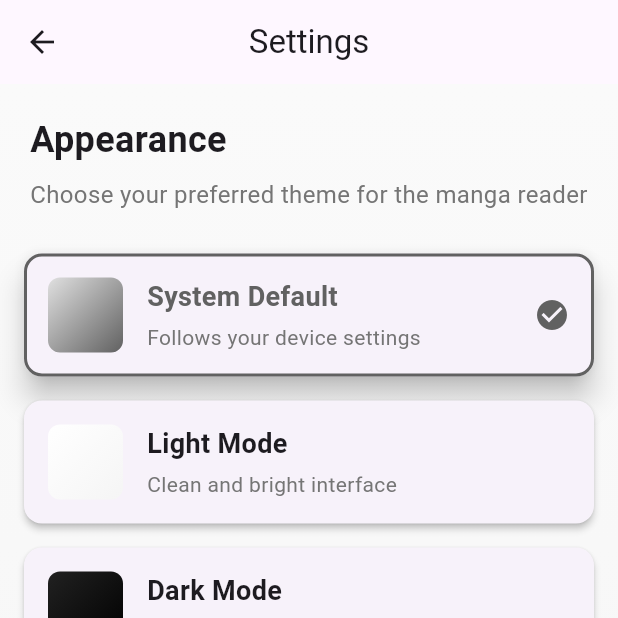
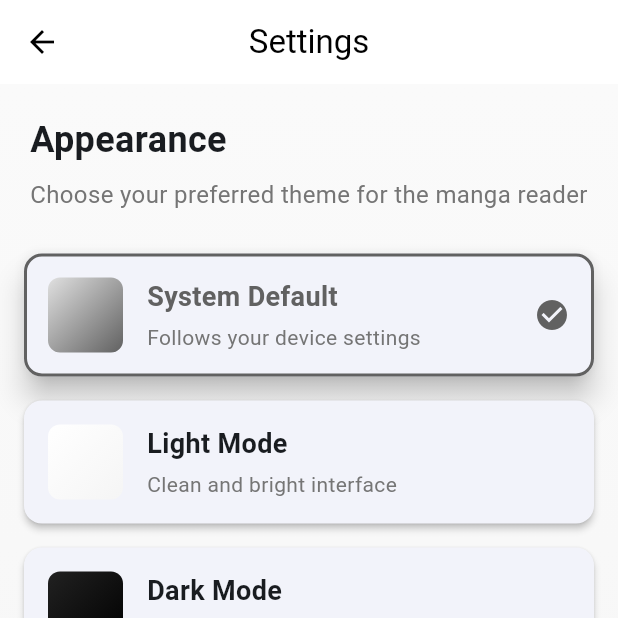
Before and after one commit to aarontrini1/manga_list, a Flutter app: the screen it shows after launch, after a tap on the "settings" icon, on a phone screen of 412 x 824 dp, the top half of it. Run offline on Flutter 3.47's test engine with Material 3 defaults, Android fonts, the phone set to English and light mode, and no system bars; our stand-ins replace shared_preferences; missing offline and left inert: syncfusion_flutter_pdfviewer.

Commit message:
themes and manga art

```diff
--- a/lib/main.dart
+++ b/lib/main.dart
@@ -1,8 +1,10 @@
 import 'package:flutter/material.dart';
 import 'package:flutter/services.dart';
+import 'package:provider/provider.dart';
 import 'package:manga_list/mangas/solo_leveling_manhwa.dart';
 import 'package:manga_list/pages/home.dart';
 import 'package:manga_list/pages/settings.dart';
+import 'package:manga_list/utils/thememanager.dart';
 
 void main() {
   runApp(const MyApp());
@@ -15,18 +17,25 @@ class MyApp extends StatefulWidget {
   final Widget? tester;
 
   @override
-  State<MyApp> createState() => _MyHomePageState();
+  State<MyApp> createState() => _MyAppState();
 }
 
-class _MyHomePageState extends State<MyApp> {
+class _MyAppState extends State<MyApp> {
   @override
   Widget build(BuildContext context) {
     SystemChrome.setPreferredOrientations([
       DeviceOrientation.portraitUp,
       DeviceOrientation.portraitDown,
     ]);
+
+    return ChangeNotifierProvider(
+      create: (context) => ThemeManager(),
+      child: Consumer<ThemeManager>(
+        builder: (context, themeManager, child) {
           return MaterialApp(
             title: "MangaList",
+            theme: themeManager.getThemeData(context),
+            themeMode: themeManager.themeMode,
             onGenerateRoute: (settings) {
               Widget page;
               switch (settings.name) {
@@ -38,17 +47,20 @@ class _MyHomePageState extends State<MyApp> {
                   break;
                 // Mangas
                 case "soloLevelingManhwa":
-            page = SoloLevelingManhwa();
+                  page = const SoloLevelingManhwa();
                   break;
                 default:
                   throw Exception("Unknown route used: ${settings.name}");
               }
 
-        return MaterialPageRoute(builder: (context) => page, settings:settings);
+              return MaterialPageRoute(builder: (context) => page, settings: settings);
             },
             navigatorObservers: widget.observer != null ? [widget.observer!] : [],
             home: widget.tester,
             initialRoute: widget.tester == null ? 'home' : null,
           );
+        },
+      ),
+    );
   }
 }
--- a/lib/mangas/solo_leveling_manhwa.dart
+++ b/lib/mangas/solo_leveling_manhwa.dart
@@ -30,22 +30,16 @@ class SoloLevelingManhwa extends StatelessWidget {
 
   @override
   Widget build(BuildContext context) {
+    final theme = Theme.of(context);
+    final colorScheme = theme.colorScheme;
+
     return Scaffold(
       appBar: AppBar(
         title: const Text('Solo Leveling'),
         centerTitle: true,
       ),
       body: Container(
-        decoration: BoxDecoration(
-          gradient: LinearGradient(
-            begin: Alignment.topCenter,
-            end: Alignment.bottomCenter,
-            colors: [
-              Colors.blue.shade100,
-              Colors.blue.shade900,
-            ],
-          ),
-        ),
+        color: colorScheme.surface,
         child: SafeArea(
           child: Padding(
             padding: const EdgeInsets.all(20),
@@ -56,32 +50,32 @@ class SoloLevelingManhwa extends StatelessWidget {
                   height: 300,
                   decoration: BoxDecoration(
                     borderRadius: BorderRadius.circular(15),
-                    color: Colors.white.withOpacity(0.1),
+                    color: colorScheme.onSurface.withOpacity(0.1),
                   ),
-                  child: const Center(
+                  child: Center(
                     child: Column(
                       mainAxisAlignment: MainAxisAlignment.center,
                       children: [
                         Icon(
                           Icons.menu_book,
                           size: 100,
-                          color: Colors.white,
+                          color: colorScheme.onSurface,
                         ),
-                        SizedBox(height: 20),
+                        const SizedBox(height: 20),
                         Text(
                           'Solo Leveling',
                           style: TextStyle(
                             fontSize: 32,
                             fontWeight: FontWeight.bold,
-                            color: Colors.white,
+                            color: colorScheme.onSurface,
                           ),
                         ),
-                        SizedBox(height: 10),
+                        const SizedBox(height: 10),
                         Text(
                           'Manhwa Series',
                           style: TextStyle(
                             fontSize: 18,
-                            color: Colors.white70,
+                            color: colorScheme.onSurface.withOpacity(0.7),
                           ),
                         ),
                       ],
@@ -94,8 +88,8 @@ class SoloLevelingManhwa extends StatelessWidget {
                 ElevatedButton(
                   onPressed: () => _navigateToPDFViewer(context),
                   style: ElevatedButton.styleFrom(
-                    backgroundColor: Colors.white,
-                    foregroundColor: Colors.blue.shade800,
+                    backgroundColor: colorScheme.surface,
+                    foregroundColor: colorScheme.primary,
                     shape: RoundedRectangleBorder(
                       borderRadius: BorderRadius.circular(15),
                     ),
@@ -117,7 +111,7 @@ class SoloLevelingManhwa extends StatelessWidget {
                 Text(
                   'Continue where you left off or start from the beginning',
                   style: TextStyle(
-                    color: Colors.white70,
+                    color: colorScheme.onSurface.withOpacity(0.7),
                     fontSize: 14,
                   ),
                   textAlign: TextAlign.center,
--- a/lib/pages/home.dart
+++ b/lib/pages/home.dart
@@ -18,25 +18,12 @@ class HomePage extends StatelessWidget {
   }
 
   Widget _buildHomePage(BuildContext context) {
-    return Stack(
-      children: [
-        // Gradient background
-        Container(
-          decoration: BoxDecoration(
-            gradient: LinearGradient(
-              begin: Alignment.topCenter,
-              end: Alignment.bottomCenter,
-              colors: [
-                // Light colour on top and dark on bottom
-                Colors.green.shade100,
-                const Color.fromARGB(255, 6, 132, 14),
-              ],
-            ),
-          ),
-        ),
-        // Main content
-        Center(
-          child: SafeArea(
+    final theme = Theme.of(context);
+    final colorScheme = theme.colorScheme;
+
+    return Scaffold(
+      backgroundColor: colorScheme.surface,
+      body: SafeArea(
         child: Padding(
           padding: const EdgeInsets.all(20),
           child: Column(
@@ -48,6 +35,7 @@ class HomePage extends StatelessWidget {
                   fontSize: 32,
                   fontWeight: FontWeight.bold,
                   letterSpacing: 1,
+                  color: colorScheme.onSurface,
                 ),
               ),
               const SizedBox(height: 40),
@@ -55,26 +43,18 @@ class HomePage extends StatelessWidget {
                 title: 'Solo Leveling',
                 mangaKey: 'soloLeveling',
                 onPressed: () => {_navigateToSL(context)},
+                imagePath: 'assets/soloLeveling_manhwa_art.jpeg',
               ),
             ],
           ),
         ),
       ),
-        ),
-
-        Positioned(
-          bottom: 20,
-          right: 20,
-          child: SafeArea(
-            child: FloatingActionButton(
+      floatingActionButton: FloatingActionButton(
         onPressed: () => _navigateToSettings(context),
-              backgroundColor: Colors.white.withOpacity(0.9),
-              foregroundColor: const Color.fromARGB(255, 6, 132, 14),
+        backgroundColor: colorScheme.primary,
+        foregroundColor: colorScheme.onPrimary,
         child: const Icon(Icons.settings),
       ),
-          ),
-        ),
-      ],
     );
   }
 }
--- a/lib/pages/settings.dart
+++ b/lib/pages/settings.dart
@@ -1,14 +1,6 @@
 import 'package:flutter/material.dart';
-import 'package:shared_preferences/shared_preferences.dart';
-
-enum AppTheme {
-  system,
-  light,
-  dark,
-  mangaGreen,
-  mangaBlue,
-  mangaPurple,
-}
+import 'package:provider/provider.dart';
+import 'package:manga_list/utils/thememanager.dart';
 
 class SettingsPage extends StatefulWidget {
   const SettingsPage({super.key});
@@ -18,93 +10,104 @@ class SettingsPage extends StatefulWidget {
 }
 
 class _SettingsPageState extends State<SettingsPage> {
-  AppTheme _selectedTheme = AppTheme.system;
+  @override
+  Widget build(BuildContext context) {
+    return Consumer<ThemeManager>(
+      builder: (context, themeManager, child) {
+        return Scaffold(
+          appBar: AppBar(
+            title: const Text('Settings'),
+            centerTitle: true,
+            elevation: 0,
+          ),
+          body: Container(
+            decoration: BoxDecoration(
+              gradient: LinearGradient(
+                begin: Alignment.topCenter,
+                end: Alignment.bottomCenter,
+                colors: [
+                  Colors.grey.shade50,
+                  Colors.grey.shade100,
+                ],
+              ),
+            ),
+            child: SafeArea(
+              child: Column(
+                crossAxisAlignment: CrossAxisAlignment.start,
+                children: [
+                  // Header section
+                  Padding(
+                    padding: const EdgeInsets.all(20),
+                    child: Column(
+                      crossAxisAlignment: CrossAxisAlignment.start,
+                      children: [
+                        const Text(
+                          'Appearance',
+                          style: TextStyle(
+                            fontSize: 24,
+                            fontWeight: FontWeight.bold,
+                          ),
+                        ),
+                        const SizedBox(height: 8),
+                        Text(
+                          'Choose your preferred theme for the manga reader',
+                          style: TextStyle(
+                            fontSize: 16,
+                            color: Colors.grey.shade600,
+                          ),
+                        ),
+                      ],
+                    ),
+                  ),
 
-  @override
-  void initState() {
-    super.initState();
-    _loadThemePreference();
+                  // Theme options
+                  Expanded(
+                    child: ListView(
+                      children: AppTheme.values
+                          .map((theme) => _buildThemeOption(theme, themeManager))
+                          .toList(),
+                    ),
+                  ),
+
+                  // Footer info
+                  Container(
+                    padding: const EdgeInsets.all(20),
+                    child: Card(
+                      child: Padding(
+                        padding: const EdgeInsets.all(16),
+                        child: Row(
+                          children: [
+                            Icon(
+                              Icons.info_outline,
+                              color: Colors.blue.shade600,
+                            ),
+                            const SizedBox(width: 12),
+                            Expanded(
+                              child: Text(
+                                'Theme changes will be applied immediately and saved for future sessions.',
+                                style: TextStyle(
+                                  fontSize: 14,
+                                  color: Colors.grey.shade700,
+                                ),
+                              ),
+                            ),
+                          ],
+                        ),
+                      ),
+                    ),
+                  ),
+                ],
+              ),
+            ),
+          ),
+        );
+      },
+    );
   }
 
-  Future<void> _loadThemePreference() async {
-    final SharedPreferences prefs = await SharedPreferences.getInstance();
-    final String? themeString = prefs.getString('app_theme');
-    if (themeString != null) {
-      setState(() {
-        _selectedTheme = AppTheme.values.firstWhere(
-          (theme) => theme.toString() == themeString,
-          orElse: () => AppTheme.system,
-        );
-      });
-    }
-  }
-
-  Future<void> _saveThemePreference(AppTheme theme) async {
-    final SharedPreferences prefs = await SharedPreferences.getInstance();
-    await prefs.setString('app_theme', theme.toString());
-    setState(() {
-      _selectedTheme = theme;
-    });
-
-    // Here you would typically notify your app's theme provider
-    // For now, we'll just print the selection
-    print('Theme changed to: ${theme.name}');
-  }
-
-  String _getThemeDisplayName(AppTheme theme) {
-    switch (theme) {
-      case AppTheme.system:
-        return 'System Default';
-      case AppTheme.light:
-        return 'Light Mode';
-      case AppTheme.dark:
-        return 'Dark Mode';
-      case AppTheme.mangaGreen:
-        return 'Manga Green';
-      case AppTheme.mangaBlue:
-        return 'Manga Blue';
-      case AppTheme.mangaPurple:
-        return 'Manga Purple';
-    }
-  }
-
-  String _getThemeDescription(AppTheme theme) {
-    switch (theme) {
-      case AppTheme.system:
-        return 'Follows your device settings';
-      case AppTheme.light:
-        return 'Clean and bright interface';
-      case AppTheme.dark:
-        return 'Easy on the eyes for night reading';
-      case AppTheme.mangaGreen:
-        return 'Classic manga reader green';
-      case AppTheme.mangaBlue:
-        return 'Ocean-inspired blue theme';
-      case AppTheme.mangaPurple:
-        return 'Royal purple manga theme';
-    }
-  }
-
-  List<Color> _getThemeColors(AppTheme theme) {
-    switch (theme) {
-      case AppTheme.system:
-        return [Colors.grey.shade300, Colors.grey.shade700];
-      case AppTheme.light:
-        return [Colors.white, Colors.grey.shade100];
-      case AppTheme.dark:
-        return [Colors.grey.shade900, Colors.black];
-      case AppTheme.mangaGreen:
-        return [Colors.green.shade100, const Color.fromARGB(255, 6, 132, 14)];
-      case AppTheme.mangaBlue:
-        return [Colors.blue.shade100, const Color.fromARGB(255, 6, 90, 132)];
-      case AppTheme.mangaPurple:
-        return [Colors.purple.shade100, const Color.fromARGB(255, 90, 6, 132)];
-    }
-  }
-
-  Widget _buildThemeOption(AppTheme theme) {
+  Widget _buildThemeOption(AppTheme theme, ThemeManager themeManager) {
     final colors = _getThemeColors(theme);
-    final isSelected = _selectedTheme == theme;
+    final isSelected = themeManager.currentTheme == theme;
 
     return Card(
       elevation: isSelected ? 8 : 2,
@@ -117,7 +120,7 @@ class _SettingsPageState extends State<SettingsPage> {
       ),
       child: InkWell(
         borderRadius: BorderRadius.circular(12),
-        onTap: () => _saveThemePreference(theme),
+        onTap: () => themeManager.setTheme(theme),
         child: Padding(
           padding: const EdgeInsets.all(16),
           child: Row(
@@ -174,94 +177,54 @@ class _SettingsPageState extends State<SettingsPage> {
     );
   }
 
-  @override
-  Widget build(BuildContext context) {
-    return Scaffold(
-      appBar: AppBar(
-        title: const Text('Settings'),
-        centerTitle: true,
-        elevation: 0,
-      ),
-      body: Container(
-        decoration: BoxDecoration(
-          gradient: LinearGradient(
-            begin: Alignment.topCenter,
-            end: Alignment.bottomCenter,
-            colors: [
-              Colors.grey.shade50,
-              Colors.grey.shade100,
-            ],
-          ),
-        ),
-        child: SafeArea(
-          child: Column(
-            crossAxisAlignment: CrossAxisAlignment.start,
-            children: [
-              // Header section
-              Padding(
-                padding: const EdgeInsets.all(20),
-                child: Column(
-                  crossAxisAlignment: CrossAxisAlignment.start,
-                  children: [
-                    const Text(
-                      'Appearance',
-                      style: TextStyle(
-                        fontSize: 24,
-                        fontWeight: FontWeight.bold,
-                      ),
-                    ),
-                    const SizedBox(height: 8),
-                    Text(
-                      'Choose your preferred theme for the manga reader',
-                      style: TextStyle(
-                        fontSize: 16,
-                        color: Colors.grey.shade600,
-                      ),
-                    ),
-                  ],
-                ),
-              ),
+  String _getThemeDisplayName(AppTheme theme) {
+    switch (theme) {
+      case AppTheme.system:
+        return 'System Default';
+      case AppTheme.light:
+        return 'Light Mode';
+      case AppTheme.dark:
+        return 'Dark Mode';
+      case AppTheme.mangaGreen:
+        return 'Manga Green';
+      case AppTheme.mangaBlue:
+        return 'Manga Blue';
+      case AppTheme.mangaPurple:
+        return 'Manga Purple';
+    }
+  }
 
-              // Theme options
-              Expanded(
-                child: ListView(
-                  children: AppTheme.values
-                      .map((theme) => _buildThemeOption(theme))
-                      .toList(),
-                ),
-              ),
+  String _getThemeDescription(AppTheme theme) {
+    switch (theme) {
+      case AppTheme.system:
+        return 'Follows your device settings';
+      case AppTheme.light:
+        return 'Clean and bright interface';
+      case AppTheme.dark:
+        return 'Easy on the eyes for night reading';
+      case AppTheme.mangaGreen:
+        return 'Classic manga reader green';
+      case AppTheme.mangaBlue:
+        return 'Ocean-inspired blue theme';
+      case AppTheme.mangaPurple:
+        return 'Royal purple manga theme';
+    }
+  }
 
-              // Footer info
-              Container(
-                padding: const EdgeInsets.all(20),
-                child: Card(
-                  child: Padding(
-                    padding: const EdgeInsets.all(16),
-                    child: Row(
-                      children: [
-                        Icon(
-                          Icons.info_outline,
-                          color: Colors.blue.shade600,
-                        ),
-                        const SizedBox(width: 12),
-                        Expanded(
-                          child: Text(
-                            'Theme changes will be applied immediately and saved for future sessions.',
-                            style: TextStyle(
-                              fontSize: 14,
-                              color: Colors.grey.shade700,
-                            ),
-                          ),
-                        ),
-                      ],
-                    ),
-                  ),
-                ),
-              ),
-            ],
-          ),
-        ),
-      ),
-    );
+  List<Color> _getThemeColors(AppTheme theme) {
+    switch (theme) {
+      case AppTheme.system:
+        return [Colors.grey.shade300, Colors.grey.shade700];
+      case AppTheme.light:
+        return [Colors.white, Colors.grey.shade100];
+      case AppTheme.dark:
+        return [Colors.grey.shade900, Colors.black];
+      case AppTheme.mangaGreen:
+        return [Colors.green.shade100, const Color.fromARGB(255, 6, 132, 14)];
+      case AppTheme.mangaBlue:
+        return [Colors.blue.shade100, const Color.fromARGB(255, 6, 90, 132)];
+      case AppTheme.mangaPurple:
+        return [Colors.purple.shade100, const Color.fromARGB(255, 90, 6, 132)];
+    }
   }
 }
--- a/lib/utils/thememanager.dart
+++ b/lib/utils/thememanager.dart
@@ -115,7 +115,7 @@ class ThemeManager extends ChangeNotifier {
   ThemeData getThemeData(BuildContext context) {
     switch (_currentTheme) {
       case AppTheme.system:
-        return Theme.of(context).brightness == Brightness.dark
+        return MediaQuery.of(context).platformBrightness == Brightness.dark
           ? darkTheme
           : lightTheme;
       case AppTheme.light:
--- a/lib/widgets/manga_button.dart
+++ b/lib/widgets/manga_button.dart
@@ -20,6 +20,9 @@ class MangaButton extends StatelessWidget {
 
   @override
   Widget build(BuildContext context) {
+    final theme = Theme.of(context);
+    final colorScheme = theme.colorScheme;
+
     return Container(
       decoration: BoxDecoration(
         image: imagePath != null
@@ -34,22 +37,34 @@ class MangaButton extends StatelessWidget {
       child: ElevatedButton(
         key: Key(mangaKey),
         style: ElevatedButton.styleFrom(
-          backgroundColor: Colors.white,
-          foregroundColor: Colors.blue.shade800,
+          backgroundColor: imagePath != null ? Colors.transparent : (backgroundColor ?? colorScheme.primaryContainer),
+          foregroundColor: imagePath != null ? Colors.white : colorScheme.onPrimaryContainer,
           shape: RoundedRectangleBorder(borderRadius: BorderRadius.circular(10)),
           minimumSize: const Size(double.infinity, 100),
-          elevation: 5,
+          elevation: imagePath != null ? 0 : 5,
           padding: EdgeInsets.zero,
+          shadowColor: Colors.transparent,
         ),
         onPressed: onPressed,
         child: Container(
           width: double.infinity,
           height: height,
           alignment: Alignment.bottomRight,
-          padding: const EdgeInsets.all(12),
+          padding: const EdgeInsets.fromLTRB(12, 12, 12, 8),
+          decoration: imagePath != null ? BoxDecoration(
+            borderRadius: BorderRadius.circular(10),
+            gradient: LinearGradient(
+              begin: Alignment.topCenter,
+              end: Alignment.bottomCenter,
+              colors: [
+                Colors.transparent,
+                Colors.black.withOpacity(0.7),
+              ],
+            ),
+          ) : null,
           child: Text(
             '$title >',
-            style: TextStyle(fontSize: 18, fontWeight: FontWeight.bold),
+            style: const TextStyle(fontSize: 18, fontWeight: FontWeight.bold),
           ),
         ),
       ),
--- a/pubspec.yaml
+++ b/pubspec.yaml
@@ -32,6 +32,7 @@ dependencies:
     sdk: flutter
   syncfusion_flutter_pdfviewer: ^30.2.7
   shared_preferences: ^2.5.3
+  provider: ^6.1.5
 
   # The following adds the Cupertino Icons font to your application.
   # Use with the CupertinoIcons class for iOS style icons.
@@ -62,6 +63,7 @@ flutter:
   # To add assets to your application, add an assets section, like this:
   assets:
     - assets/soloLeveling_manhwa/
+    - assets/
   #   - images/a_dot_burr.jpeg
   #   - images/a_dot_ham.jpeg
 
```
Also changed, not shown: pubspec.lock. Lines whose indentation alone changed are shown as unchanged.
